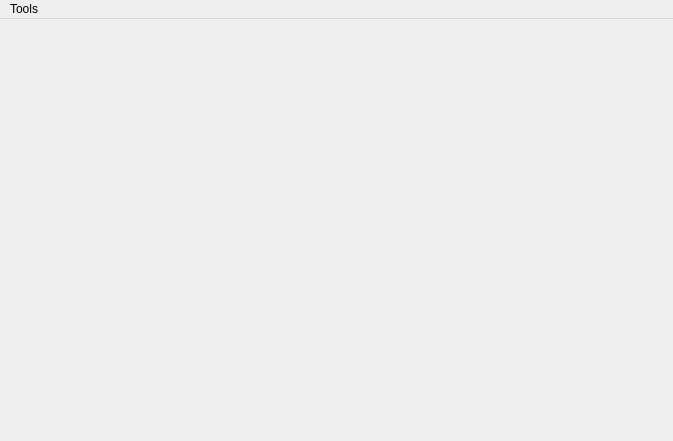
Old version of the form apps/speechrecognition/speechrecognition.ui in the repository levanhong05/VietnameseSpeechRecognition.
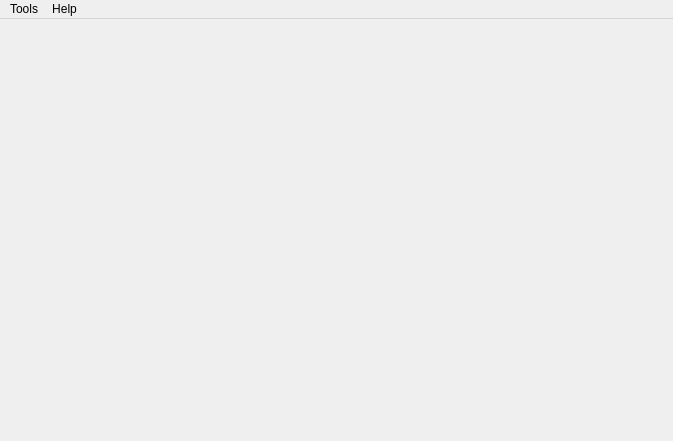
New version of the form. Icons and pictures are not drawn.

What changed in the file:
```diff
--- a/apps/speechrecognition/speechrecognition.ui
+++ b/apps/speechrecognition/speechrecognition.ui
@@ -33,7 +33,14 @@
     </property>
     <addaction name="actionConvert_Typing"/>
    </widget>
+   <widget class="QMenu" name="menuHelp">
+    <property name="title">
+     <string>Help</string>
+    </property>
+    <addaction name="actionAbout"/>
+   </widget>
    <addaction name="menuTools"/>
+   <addaction name="menuHelp"/>
   </widget>
   <action name="actionConvert_Typing">
    <property name="icon">
```
Left out of the diff: 7 changed lines with no effect on the pictures.
